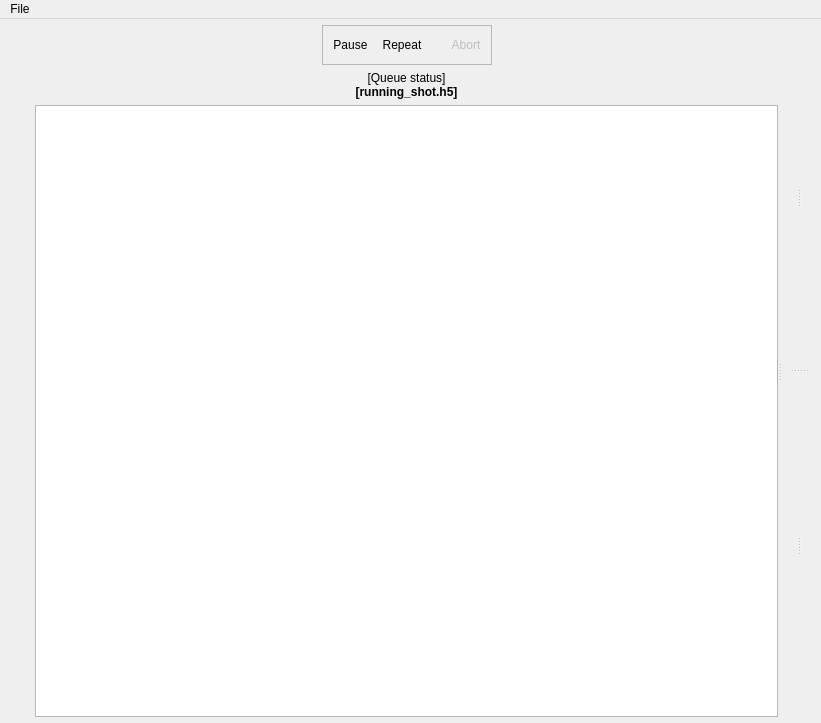
The window that main.ui (labscript-suite/blacs) describes before a commit, drawn with Qt 5.
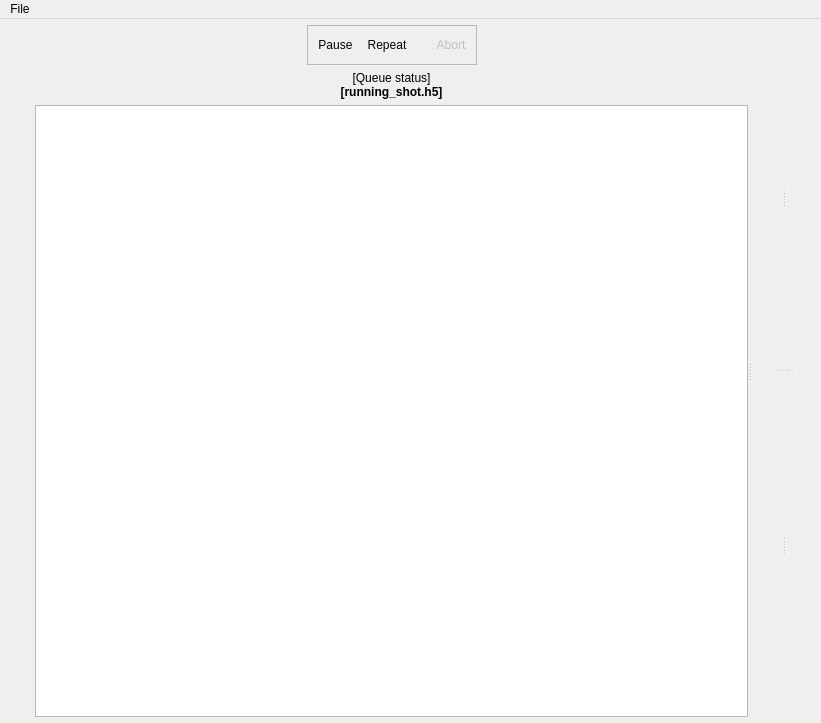
The same window after the commit. Icons and pictures are not drawn. Custom widgets are drawn as their Qt base class.

Commit message: feature2: 6 pixel margins on tab widgets

```diff
--- a/main.ui
+++ b/main.ui
@@ -554,7 +554,7 @@
           <widget class="QWidget" name="widget_2" native="true">
            <layout class="QVBoxLayout" name="verticalLayout_3">
             <property name="margin">
-             <number>3</number>
+             <number>6</number>
             </property>
             <item>
              <layout class="QVBoxLayout" name="tab_container_0"/>
@@ -564,7 +564,7 @@
           <widget class="QWidget" name="widget_5" native="true">
            <layout class="QVBoxLayout" name="verticalLayout_4">
             <property name="margin">
-             <number>3</number>
+             <number>6</number>
             </property>
             <item>
              <layout class="QVBoxLayout" name="tab_container_1"/>
@@ -585,7 +585,7 @@
           <widget class="QWidget" name="widget_3" native="true">
            <layout class="QVBoxLayout" name="verticalLayout_6">
             <property name="margin">
-             <number>3</number>
+             <number>6</number>
             </property>
             <item>
              <layout class="QVBoxLayout" name="tab_container_2"/>
@@ -595,7 +595,7 @@
           <widget class="QWidget" name="widget_6" native="true">
            <layout class="QVBoxLayout" name="verticalLayout_8">
             <property name="margin">
-             <number>3</number>
+             <number>6</number>
             </property>
             <item>
              <layout class="QVBoxLayout" name="tab_container_3"/>
```
